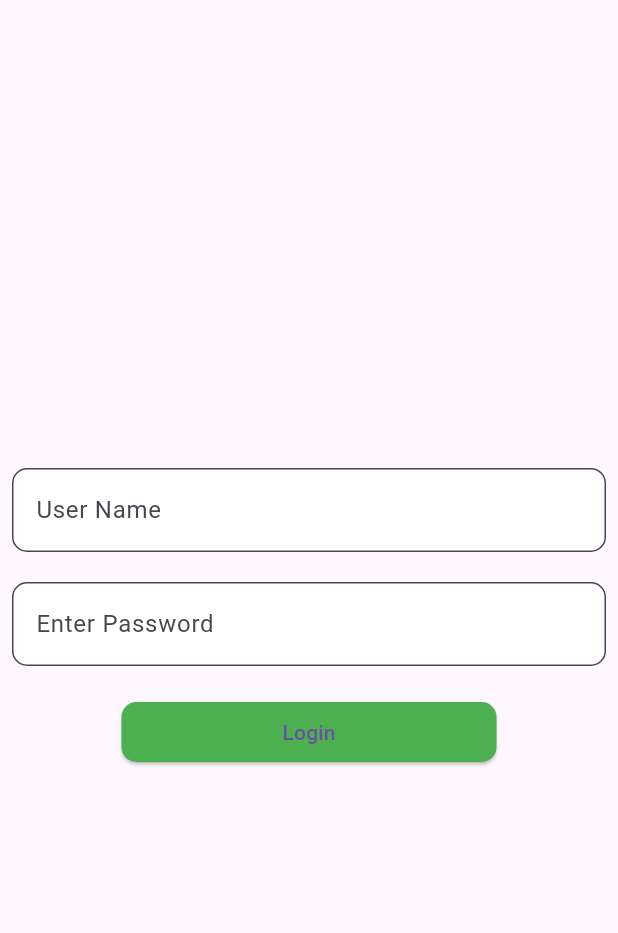
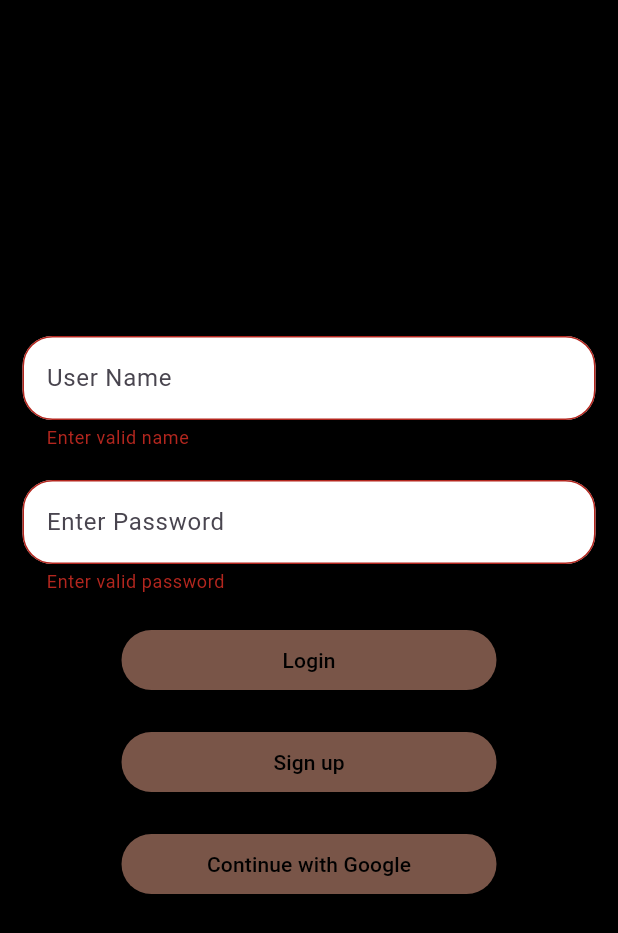
Before and after one commit to Muhaiminkpm/filim_list_app, a Flutter app: the screen it shows after launch, after a tap on "Login", on a phone screen of 412 x 824 dp. Shown: the top 933 px of the screen. Run offline on Flutter 3.47's test engine with Material 3 defaults, Android fonts, the phone set to English and light mode, and no system bars; our stand-ins replace cloud_firestore, firebase_auth, firebase_core, hive, hive_flutter; accounts and stored records are empty; network calls fail.

Commit message:
Start in future continue with google

```diff
--- a/lib/auth_screens/auth_options.dart
+++ b/lib/auth_screens/auth_options.dart
@@ -27,7 +27,7 @@
                     Navigator.push(context,
                         MaterialPageRoute(builder: (context) => UserLogin()));
                   },
-                  selectColor: Colors.green),
+                 ),
               SizedBox(height: 20),
               UseElevated(
                   name: 'SignUp',
@@ -37,20 +37,30 @@
                         MaterialPageRoute(
                             builder: (context) => SignupController()));
                   },
-                  selectColor: Colors.green),
+                  ),
               SizedBox(height: 20),
               UseElevated(
                   name: 'Sign With Google',
                   onPressed: () {},
-                  selectColor: Colors.green),
-                  SizedBox(height: 20),
-                  UseElevated(name: 'set', onPressed: (){
-          Navigator.push(context, MaterialPageRoute(builder: (context)=>HomeScreen()));
-        }, selectColor: Colors.black),
-        SizedBox(height: 20),
-        UseElevated(name: 'Favorite', onPressed:(){
-           Navigator.push(context, MaterialPageRoute(builder: (context)=>FavoriteMovies()));
-        }, selectColor: Colors.green)
+                 ),
+              SizedBox(height: 20),
+              UseElevated(
+                  name: 'set',
+                  onPressed: () {
+                    Navigator.push(context,
+                        MaterialPageRoute(builder: (context) => HomeScreen()));
+                  },
+                 ),
+              SizedBox(height: 20),
+              UseElevated(
+                  name: 'Favorite',
+                  onPressed: () {
+                    Navigator.push(
+                        context,
+                        MaterialPageRoute(
+                            builder: (context) => FavoriteMovies()));
+                  },
+                 )
             ],
           ),
         ),
@@ -62,30 +72,29 @@
 class UseElevated extends StatelessWidget {
   final String name;
   final Function() onPressed;
-  final Color selectColor;
   const UseElevated({
     required this.name,
     required this.onPressed,
-    required this.selectColor,
+
     super.key,
   });
-
 
   @override
   Widget build(BuildContext context) {
     return ElevatedButton(
         style: ElevatedButton.styleFrom(
-            backgroundColor: selectColor,
+            backgroundColor: Colors.brown,
             fixedSize: const Size(250, 40),
             shape: RoundedRectangleBorder(
-                borderRadius: BorderRadius.circular(10))),
+                borderRadius: BorderRadius.circular(20))),
         onPressed: onPressed,
-        child: Text(name));
+        child: Text(name,style: TextStyle(
+          color: Colors.black
+        ),));
   }
 }
 
 class UseTextFormField extends StatelessWidget {
-
   final String cammandText;
   final String hintText;
   final TextEditingController textController;
@@ -95,7 +104,6 @@
     required this.textController,
     super.key,
   });
-
 
   @override
   Widget build(BuildContext context) {
@@ -107,7 +115,7 @@
         fillColor: Colors.white,
         filled: true,
         border: OutlineInputBorder(
-          borderRadius: BorderRadius.circular(10),
+          borderRadius: BorderRadius.circular(20),
         ),
       ),
     );
--- a/lib/auth_screens/user_login.dart
+++ b/lib/auth_screens/user_login.dart
@@ -1,6 +1,7 @@
 import 'package:filim_list_app/Home/home_screen.dart';
 import 'package:filim_list_app/auth_screens/auth_options.dart';
 import 'package:filim_list_app/auth_screens/auth_service.dart';
+import 'package:filim_list_app/auth_screens/user_singnup.dart';
 import 'package:flutter/material.dart';
 
 class UserLogin extends StatefulWidget {
@@ -25,8 +26,9 @@
 
   Widget build(BuildContext context) {
     return Scaffold(
+      backgroundColor: Colors.black,
       body: Padding(
-        padding: const EdgeInsets.all(8.0),
+        padding: const EdgeInsets.all(15),
         child: Form(
           key: _formKey,
           child: Center(
@@ -59,11 +61,29 @@
                             MaterialPageRoute(
                                 builder: (BuildContext context) =>
                                     HomeScreen()));
-
                       }
                     }
                   },
-                    selectColor: Colors.green)
+                ),
+                SizedBox(
+                  height: 20,
+                ),
+                UseElevated(
+                  name: 'Sign up',
+                  onPressed: () {
+                    Navigator.push(
+                        context,
+                        MaterialPageRoute(
+                            builder: (context) => SignupController()));
+                  },
+                ),
+                SizedBox(
+                  height: 20,
+                ),
+                UseElevated(
+                  name: 'Continue with Google',
+                  onPressed: () {},
+                ),
               ],
             ),
           ),
--- a/lib/auth_screens/user_singnup.dart
+++ b/lib/auth_screens/user_singnup.dart
@@ -31,6 +31,7 @@
   @override
   Widget build(BuildContext context) {
     return Scaffold(
+      backgroundColor: Colors.black,
       body: Padding(
         padding: EdgeInsets.all(20),
         child: Form(
@@ -73,7 +74,7 @@
                       }
                     }
                   },
-                  selectColor: Colors.green)
+                  )
             ],
           ),
         ),
--- a/lib/main.dart
+++ b/lib/main.dart
@@ -1,9 +1,9 @@
 import 'package:cloud_firestore/cloud_firestore.dart';
-import 'package:filim_list_app/auth_screens/auth_options.dart';
 import 'package:flutter/material.dart';
 import 'package:firebase_core/firebase_core.dart';
 import 'package:hive/hive.dart';
 import 'package:hive_flutter/hive_flutter.dart';
+import 'auth_screens/user_login.dart';
 import 'hive/favorite_model.dart';
 
 
@@ -33,7 +33,7 @@
     return const MaterialApp(
       title: 'Flutter Demo',
       debugShowCheckedModeBanner: false,
-      home: AuthOptions(),
+      home: UserLogin(),
     );
   }
 }
```
Lines whose indentation alone changed are shown as unchanged.
